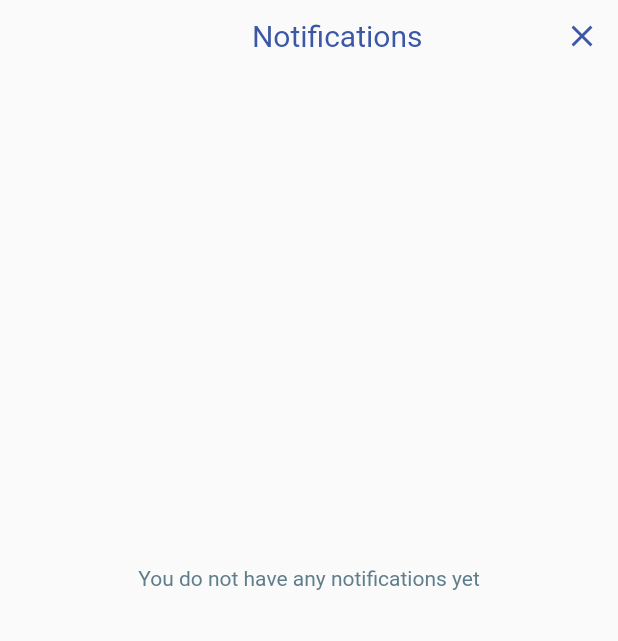
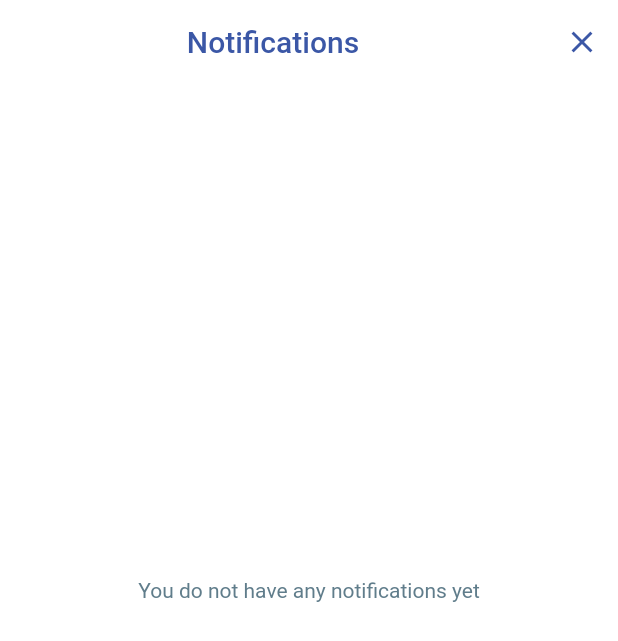
Before and after one commit to manojbhatta500/mobi_esim, a Flutter app: the screen it shows after launch, after a tap on the "notifications" icon, on a phone screen of 412 x 824 dp. Shown: the top 641 px of the screen. Run offline on Flutter 3.47's test engine with Material 2 defaults, Android fonts, the phone set to English and light mode, and no system bars; our stand-ins replace pin_code_fields; missing offline and left inert: country_flags.

Commit message:
nov 4 10am

```diff
--- a/lib/screens/navbar/countrybundles/countrybundle.dart
+++ b/lib/screens/navbar/countrybundles/countrybundle.dart
@@ -48,7 +48,7 @@ class _CountryBundleState extends State<CountryBundle>
                   mainAxisAlignment: MainAxisAlignment.spaceBetween,
                   children: [
                     Text(
-                      "Let’s Explore!",
+                      "Let's Explore!",
                       style: TextStyle(fontSize: 20, color: Color(0xff3b57a6)),
                     ),
                     IconButton(
--- a/lib/screens/navbar/countrybundles/tabpages/countrylist.dart
+++ b/lib/screens/navbar/countrybundles/tabpages/countrylist.dart
@@ -1,3 +1,4 @@
+import 'package:flutter/cupertino.dart';
 import 'package:flutter/material.dart';
 import 'package:country_flags/country_flags.dart';
 import 'package:mobi_esim/customwiget/countrydetails.dart';
@@ -35,27 +36,30 @@ class CountryItem extends StatelessWidget {
       },
       child: Container(
         padding: EdgeInsets.all(5),
-        height: 50,
+        height: 70,
         decoration: BoxDecoration(
-          borderRadius: BorderRadius.circular(10),
+          borderRadius: BorderRadius.circular(15),
           color: Color(0xff2941b8ea),
         ),
         margin: EdgeInsets.all(15),
         child: Row(
           mainAxisAlignment: MainAxisAlignment.spaceBetween,
           children: [
-            Text(
-              countryNames[countryCode] ?? 'unknown name',
-              style: TextStyle(
-                fontSize: 20,
-              ),
+            Row(
+              children: [
+                Container(
+                  margin: EdgeInsets.symmetric(horizontal: 10),
+                  child: CountryFlag.fromCountryCode(countryCode, width: 40),
+                ),
+                Text(
+                  countryNames[countryCode] ?? 'unknown name',
+                  style: TextStyle(fontSize: 18, fontWeight: FontWeight.w400),
+                ),
+              ],
             ),
-            CircleAvatar(
-              radius: 20,
-              backgroundColor:
-                  Colors.white, // Background color of the CircleAvatar
-              child: CountryFlag.fromCountryCode(countryCode,
-                  width: 25), // Set the width to fit within CircleAvatar
+            Icon(
+              CupertinoIcons.forward,
+              size: 25,
             ),
           ],
         ),
--- a/lib/screens/notification.dart
+++ b/lib/screens/notification.dart
@@ -16,19 +16,11 @@ class _NotificationsState extends State<Notifications> {
     double height = MediaQuery.of(context).size.height;
     return SafeArea(
         child: Scaffold(
-            body: Column(
-      mainAxisAlignment: MainAxisAlignment.start,
-      children: [
-        Row(
-          mainAxisAlignment: MainAxisAlignment.end,
-          children: [
-            Text(
-              'Notifications',
-              style: TextStyle(fontSize: 20, color: Color(0xff3b57a6)),
-            ),
-            SizedBox(
-              width: 0.20 * width,
-            ),
+            appBar: AppBar(
+              elevation: 0,
+              backgroundColor: Colors.white,
+              automaticallyImplyLeading: false,
+              actions: [
                 IconButton(
                     onPressed: () {
                       Navigator.pop(context);
@@ -38,7 +30,18 @@ class _NotificationsState extends State<Notifications> {
                       color: Color(0xff3b57a6),
                     )),
               ],
+              title: Center(
+                child: Text(
+                  'Notifications',
+                  style: TextStyle(fontSize: 20, color: Color(0xff3b57a6)),
                 ),
+              ),
+            ),
+            body: Container(
+              color: Colors.white,
+              child: Column(
+                mainAxisAlignment: MainAxisAlignment.start,
+                children: [
                   SizedBox(
                     height: 0.4 * height,
                   ),
@@ -49,6 +52,7 @@ class _NotificationsState extends State<Notifications> {
                     ),
                   )
                 ],
+              ),
             )));
   }
 }
--- a/lib/screens/signup/signup.dart
+++ b/lib/screens/signup/signup.dart
@@ -33,9 +33,10 @@ class _SignupState extends State<Signup> {
             Container(
                 height: 0.3 * height,
                 width: width,
-                child: Image(image: AssetImage('assets/logo.jpg'))),
+                margin: EdgeInsets.symmetric(horizontal: 0.2 * width),
+                child: Image(image: AssetImage('assets/real.png'))),
             SizedBox(
-              height: 0.03 * height,
+              height: 0.07 * height,
             ),
             Row(
               mainAxisAlignment: MainAxisAlignment.center,
--- a/lib/screens/signup/verifypage.dart
+++ b/lib/screens/signup/verifypage.dart
@@ -29,16 +29,19 @@ class Verify extends StatelessWidget {
                 SizedBox(
                   width: 0.2 * width,
                 ),
-                Text(
-                  'Verification Code',
-                  style: TextStyle(fontSize: 20, color: Color(0xff3b57a6)),
+                Center(
+                  child: Text(
+                    'Verification Code',
+                    style: TextStyle(fontSize: 20, color: Color(0xff3b57a6)),
+                  ),
                 )
               ],
             ),
             Container(
-              height: 0.3 * height,
-              child: Image.asset('assets/logo.jpg'),
-            ),
+                height: 0.3 * height,
+                width: width,
+                margin: EdgeInsets.symmetric(horizontal: 0.2 * width),
+                child: Image(image: AssetImage('assets/real.png'))),
             Row(
               mainAxisAlignment: MainAxisAlignment.center,
               children: [
@@ -138,7 +141,7 @@ class Verify extends StatelessWidget {
             ),
             Container(
               margin: EdgeInsets.symmetric(
-                  horizontal: 0.1 * width, vertical: 0.04 * height),
+                  horizontal: 0.15 * width, vertical: 0.04 * height),
               child: Row(
                 children: [
                   Text("Didn’t receive a code? ",
--- a/pubspec.yaml
+++ b/pubspec.yaml
@@ -72,6 +72,7 @@ flutter:
     - assets/and/
     - assets/apple/
     - assets/per.png
+    - assets/real.png
 
 
   # An image asset can refer to one or more resolution-specific "variants", see
```
Also changed, not shown: assets/real.png (added). Lines whose indentation alone changed are shown as unchanged.
